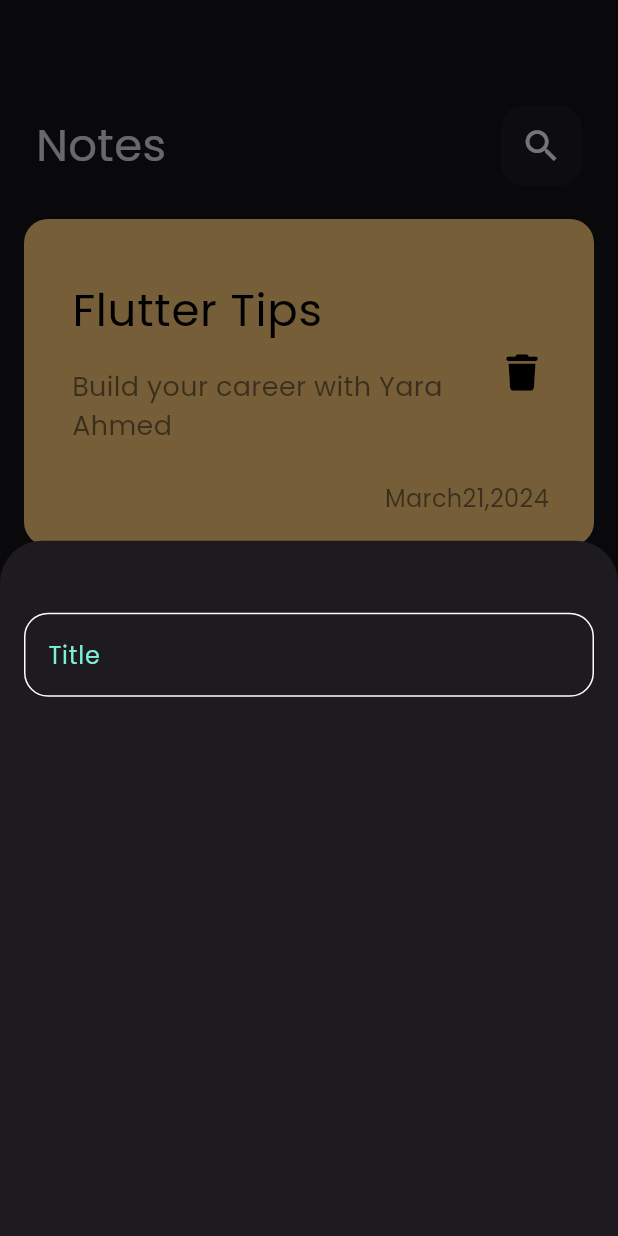
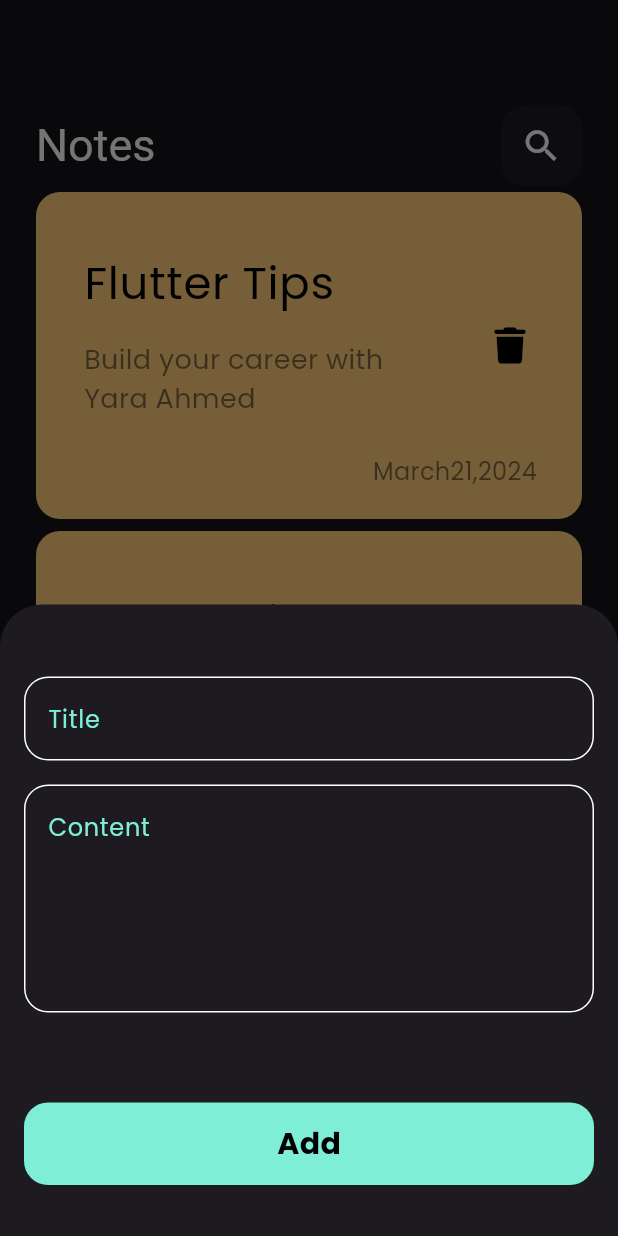
Before and after one commit to yaraFarouk/Notes_App, a Flutter app: the screen it shows after launch, after a tap on the "add" icon, on a phone screen of 412 x 824 dp. Run offline on Flutter 3.47's test engine with Material 3 defaults, Android fonts, the phone set to English and light mode, and no system bars; our stand-ins replace font_awesome_flutter.

Commit message:
add edit note view

```diff
--- /dev/null
+++ b/lib/views/edit_note_view.dart
@@ -0,0 +1,11 @@
+import 'package:flutter/material.dart';
+import 'package:notes_app/views/widgets/edit_note_view_body.dart';
+
+class EditNoteView extends StatelessWidget {
+  const EditNoteView({super.key});
+
+  @override
+  Widget build(BuildContext context) {
+    return const EditNoteViewBody();
+  }
+}
--- a/lib/views/notes_view.dart
+++ b/lib/views/notes_view.dart
@@ -21,7 +21,7 @@ class NotesView extends StatelessWidget {
           Icons.add,
           color: Colors.black,
         ),
-        backgroundColor: Color.fromARGB(255, 126, 238, 214),
+        backgroundColor: const Color.fromARGB(255, 126, 238, 214),
       ),
       body: const NotesViewBody(),
     );
--- a/lib/views/widgets/add_note_bottom_sheet.dart
+++ b/lib/views/widgets/add_note_bottom_sheet.dart
@@ -1,4 +1,5 @@
 import 'package:flutter/material.dart';
+import 'package:notes_app/views/widgets/custom_button.dart';
 import 'package:notes_app/views/widgets/cutom_field.dart';
 
 class AddNoteBottomSheet extends StatelessWidget {
@@ -8,13 +9,31 @@ class AddNoteBottomSheet extends StatelessWidget {
   Widget build(BuildContext context) {
     return const Padding(
       padding: EdgeInsets.all(16.0),
+      child: SingleChildScrollView(
         child: Column(
           children: [
             SizedBox(
               height: 32,
             ),
-          CustomTextField(),
+            CustomTextField(
+              hint: 'Title',
+            ),
+            SizedBox(
+              height: 16,
+            ),
+            CustomTextField(
+              hint: 'Content',
+              maxlines: 5,
+            ),
+            SizedBox(
+              height: 60,
+            ),
+            CustomButton(),
+            SizedBox(
+              height: 18,
+            )
           ],
+        ),
       ),
     );
   }
--- a/lib/views/widgets/custom_app_bar.dart
+++ b/lib/views/widgets/custom_app_bar.dart
@@ -2,22 +2,20 @@ import 'package:flutter/material.dart';
 import 'package:notes_app/views/widgets/custom_search_icon.dart';
 
 class CustomAppBar extends StatelessWidget {
-  const CustomAppBar({super.key});
-
+  const CustomAppBar({super.key, required this.title, required this.icon});
+  final String title;
+  final IconData icon;
   @override
   Widget build(BuildContext context) {
-    return const Padding(
-      padding: EdgeInsets.symmetric(horizontal: 24),
-      child: Row(
-        children: [
-          Text(
-            'Notes',
-            style: TextStyle(fontSize: 30),
-          ),
-          Spacer(),
-          CustomSearchIcon(),
-        ],
-      ),
+    return Row(
+      mainAxisAlignment: MainAxisAlignment.spaceBetween,
+      children: [
+        DefaultTextStyle(
+          style: const TextStyle(fontSize: 30),
+          child: Text(title),
+        ),
+        CustomAppBarIcon(icon: icon),
+      ],
     );
   }
 }
--- /dev/null
+++ b/lib/views/widgets/custom_button.dart
@@ -0,0 +1,28 @@
+import 'package:flutter/material.dart';
+import 'package:notes_app/constants.dart';
+
+class CustomButton extends StatelessWidget {
+  const CustomButton({super.key});
+
+  @override
+  Widget build(BuildContext context) {
+    return Container(
+      width: MediaQuery.of(context).size.width,
+      height: 55,
+      decoration: BoxDecoration(
+        borderRadius: BorderRadius.circular(16),
+        color: kPrimaryColor,
+      ),
+      child: const Center(
+        child: Text(
+          'Add',
+          style: TextStyle(
+            color: Colors.black,
+            fontSize: 20,
+            fontWeight: FontWeight.bold,
+          ),
+        ),
+      ),
+    );
+  }
+}
--- a/lib/views/widgets/custom_search_icon.dart
+++ b/lib/views/widgets/custom_search_icon.dart
@@ -1,8 +1,8 @@
 import 'package:flutter/material.dart';
 
-class CustomSearchIcon extends StatelessWidget {
-  const CustomSearchIcon({super.key});
-
+class CustomAppBarIcon extends StatelessWidget {
+  const CustomAppBarIcon({super.key, required this.icon});
+  final IconData icon;
   @override
   Widget build(BuildContext context) {
     return Container(
@@ -11,9 +11,9 @@ class CustomSearchIcon extends StatelessWidget {
       decoration: BoxDecoration(
           borderRadius: BorderRadius.circular(16),
           color: Colors.blueGrey.withOpacity(0.1)),
-      child: const Center(
+      child: Center(
         child: Icon(
-          Icons.search,
+          icon,
           size: 28,
         ),
       ),
--- a/lib/views/widgets/cutom_field.dart
+++ b/lib/views/widgets/cutom_field.dart
@@ -2,14 +2,16 @@ import 'package:flutter/material.dart';
 import 'package:notes_app/constants.dart';
 
 class CustomTextField extends StatelessWidget {
-  const CustomTextField({super.key});
-
+  const CustomTextField({super.key, required this.hint, this.maxlines = 1});
+  final String hint;
+  final int maxlines;
   @override
   Widget build(BuildContext context) {
     return TextField(
+      maxLines: maxlines,
       cursorColor: kPrimaryColor,
       decoration: InputDecoration(
-        hintText: 'Title',
+        hintText: hint,
         hintStyle: const TextStyle(color: kPrimaryColor),
         border: buildBorder(),
         enabledBorder: buildBorder(),
--- /dev/null
+++ b/lib/views/widgets/edit_note_view_body.dart
@@ -0,0 +1,24 @@
+import 'package:flutter/material.dart';
+import 'package:notes_app/views/widgets/custom_app_bar.dart';
+
+class EditNoteViewBody extends StatelessWidget {
+  const EditNoteViewBody({super.key});
+
+  @override
+  Widget build(BuildContext context) {
+    return Container(
+      color: const Color(0xff141414),
+      child: const Padding(
+        padding: EdgeInsets.symmetric(horizontal: 24),
+        child: Column(
+          children: [
+            SizedBox(
+              height: 70,
+            ),
+            CustomAppBar(title: 'Edit Note', icon: Icons.check)
+          ],
+        ),
+      ),
+    );
+  }
+}
--- a/lib/views/widgets/notes_item.dart
+++ b/lib/views/widgets/notes_item.dart
@@ -1,13 +1,20 @@
 import 'package:flutter/material.dart';
 import 'package:font_awesome_flutter/font_awesome_flutter.dart';
+import 'package:notes_app/views/edit_note_view.dart';
 
 class NoteItem extends StatelessWidget {
   const NoteItem({super.key});
 
   @override
   Widget build(BuildContext context) {
-    return Padding(
-      padding: const EdgeInsets.symmetric(horizontal: 16, vertical: 4),
+    return GestureDetector(
+      onTap: () {
+        Navigator.push(context, MaterialPageRoute(builder: (context) {
+          return const EditNoteView();
+        }));
+      },
+      child: Padding(
+        padding: const EdgeInsets.symmetric(vertical: 4),
         child: Container(
           decoration: BoxDecoration(
               borderRadius: BorderRadius.circular(16),
@@ -48,6 +55,7 @@ class NoteItem extends StatelessWidget {
             ),
           ),
         ),
+      ),
     );
   }
 }
--- a/lib/views/widgets/notes_list-view.dart
+++ /dev/null
@@ -1,18 +0,0 @@
-import 'package:flutter/material.dart';
-import 'package:notes_app/views/widgets/notes_item.dart';
-
-class NotesListView extends StatelessWidget {
-  const NotesListView({super.key});
-
-  @override
-  Widget build(BuildContext context) {
-    return Padding(
-      padding: const EdgeInsets.symmetric(vertical: 18),
-      child: ListView.builder(
-          padding: EdgeInsets.zero,
-          itemBuilder: (context, indx) {
-            return const NoteItem();
-          }),
-    );
-  }
-}
--- /dev/null
+++ b/lib/views/widgets/notes_list_view.dart
@@ -0,0 +1,15 @@
+import 'package:flutter/material.dart';
+import 'package:notes_app/views/widgets/notes_item.dart';
+
+class NotesListView extends StatelessWidget {
+  const NotesListView({super.key});
+
+  @override
+  Widget build(BuildContext context) {
+    return ListView.builder(
+        padding: EdgeInsets.zero,
+        itemBuilder: (context, indx) {
+          return const NoteItem();
+        });
+  }
+}
--- a/lib/views/widgets/notes_view_body.dart
+++ b/lib/views/widgets/notes_view_body.dart
@@ -1,20 +1,26 @@
 import 'package:flutter/material.dart';
 import 'package:notes_app/views/widgets/custom_app_bar.dart';
-import 'package:notes_app/views/widgets/notes_list-view.dart';
+import 'package:notes_app/views/widgets/notes_list_view.dart';
 
 class NotesViewBody extends StatelessWidget {
   const NotesViewBody({super.key});
 
   @override
   Widget build(BuildContext context) {
-    return const Column(
+    return const Padding(
+      padding: EdgeInsets.symmetric(horizontal: 24),
+      child: Column(
         children: [
           SizedBox(
             height: 70,
           ),
-        CustomAppBar(),
+          CustomAppBar(
+            title: 'Notes',
+            icon: Icons.search,
+          ),
           Expanded(child: NotesListView())
         ],
+      ),
     );
   }
 }
```
Also changed, not shown: 1 other file. Lines whose indentation alone changed are shown as unchanged.
